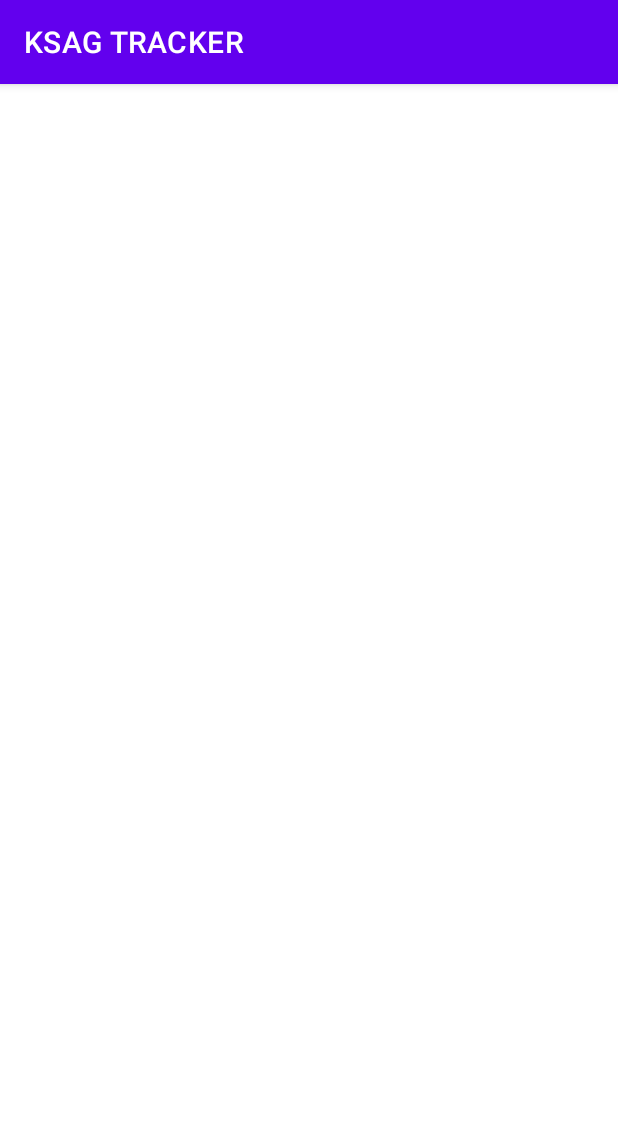
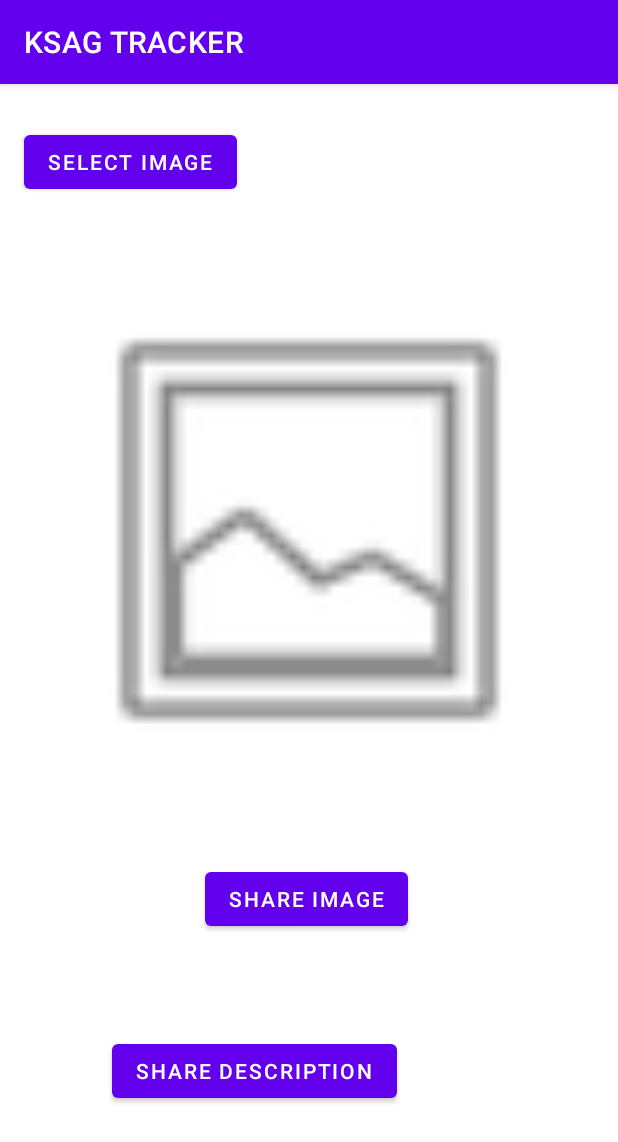
Before and after one commit to BENTENNYSON-5/OOPSProject, an Android app: the Share screen opened directly, with no data from a screen before it, on a phone screen of 412 x 824 dp. Shown: the top 1142 px of the screen. Run offline under Robolectric (Android 15) with nearby library versions, the phone set to English and light mode, and no system bars.

Commit message:
Share incoplete by super

```diff
--- a/app/src/main/java/com/example/ksagtracker/Registering.java
+++ b/app/src/main/java/com/example/ksagtracker/Registering.java
@@ -8,7 +8,9 @@ import android.os.Bundle;
 import android.view.View;
 import android.widget.Button;
 import android.widget.EditText;
-import android.widget.Toast;
+
+import androidx.annotation.NonNull;
+import androidx.appcompat.app.AppCompatActivity;
 
 import com.google.firebase.database.DataSnapshot;
 import com.google.firebase.database.DatabaseError;
--- a/app/src/main/java/com/example/ksagtracker/Share.java
+++ b/app/src/main/java/com/example/ksagtracker/Share.java
@@ -1,32 +1,32 @@
 package com.example.ksagtracker;
+
 import android.content.Intent;
-        import android.content.pm.PackageManager;
 import android.net.Uri;
 import android.os.Bundle;
 import android.os.Environment;
-        import android.os.StrictMode;
 import android.view.View;
+import android.widget.Button;
 import android.widget.Toast;
-
-        import androidx.appcompat.app.AppCompatActivity;
-        import androidx.core.app.ActivityCompat;
 
 import java.io.File;
 
-        import static android.Manifest.permission.READ_EXTERNAL_STORAGE;
-        import static android.Manifest.permission.WRITE_EXTERNAL_STORAGE;
-
 public class Share extends Listing {
     private String stringFile = Environment.getExternalStorageDirectory().getPath() + File.separator + "Test.pdf";
-    public String shdes=" ";
+    public String shdes;
+    public String fades;
+    Button share_image;
+    Button share_description;
+    private View view;
+
+
     @Override
     protected void onCreate(Bundle savedInstanceState) {
+        share_image = findViewById(R.id.share_image);
+        share_description = findViewById(R.id.share_description);
         super.onCreate(savedInstanceState);
         setContentView(R.layout.activity_share);
-        ActivityCompat.requestPermissions(this, new String[]{READ_EXTERNAL_STORAGE, WRITE_EXTERNAL_STORAGE}, PackageManager.PERMISSION_GRANTED);
-
-        StrictMode.VmPolicy.Builder builder = new StrictMode.VmPolicy.Builder();
-        StrictMode.setVmPolicy(builder.build());
+        shdes = getIntent().getStringExtra("somestring");
+        fades = getIntent().getStringExtra("registered user");
     }
 
 
@@ -37,16 +37,17 @@ public class Share extends Listing {
             return;
         }
         Intent intentShare = new Intent(Intent.ACTION_SEND);
-        intentShare.setType("application/pdf");
+        intentShare.setType("image/*");
         intentShare.putExtra(Intent.EXTRA_STREAM, Uri.parse("file://"+file));
         startActivity(Intent.createChooser(intentShare, "Share the file ..."));
     }
 
     public void buttonShareText(View view){
+        this.view = view;
         Intent intentShare = new Intent(Intent.ACTION_SEND);
         intentShare.setType("text/plain");
-        intentShare.putExtra(Intent.EXTRA_SUBJECT,"My Subject Here ... ");
-        intentShare.putExtra(Intent.EXTRA_TEXT,shdes);
+        intentShare.putExtra(Intent.EXTRA_SUBJECT,fades + "'s Description");
+        intentShare.putExtra(Intent.EXTRA_TEXT,fades + "\r\n" + shdes );
 
         startActivity(Intent.createChooser(intentShare, "Shared the text ..."));
     }
--- a/app/src/main/res/layout/activity_add_category.xml
+++ b/app/src/main/res/layout/activity_add_category.xml
@@ -125,7 +125,7 @@
         android:id="@+id/gotodo"
         android:layout_width="172dp"
         android:layout_height="47dp"
-        android:text="See to do list"
+        android:text="Share"
         app:backgroundTint="#00BCD4"
         app:layout_constraintBottom_toBottomOf="parent"
         app:layout_constraintEnd_toEndOf="parent"
--- a/app/src/main/res/layout/activity_grocery_work.xml
+++ b/app/src/main/res/layout/activity_grocery_work.xml
@@ -126,7 +126,7 @@
         android:id="@+id/gotodo_grocery"
         android:layout_width="172dp"
         android:layout_height="47dp"
-        android:text="See to do list"
+        android:text="Share"
         app:backgroundTint="#00BCD4"
         app:layout_constraintBottom_toBottomOf="parent"
         app:layout_constraintEnd_toEndOf="parent"
--- a/app/src/main/res/layout/activity_share.xml
+++ b/app/src/main/res/layout/activity_share.xml
@@ -6,4 +6,53 @@
     android:layout_height="match_parent"
     tools:context=".Share">
 
+    <Button
+        android:id="@+id/share_description"
+        android:layout_width="wrap_content"
+        android:layout_height="wrap_content"
+        android:onClick="buttonShareText"
+        android:text="Share Description"
+        app:layout_constraintBottom_toBottomOf="parent"
+        app:layout_constraintEnd_toEndOf="parent"
+        app:layout_constraintHorizontal_bias="0.336"
+        app:layout_constraintStart_toStartOf="parent"
+        app:layout_constraintTop_toTopOf="parent"
+        app:layout_constraintVertical_bias="0.881" />
+
+    <Button
+        android:id="@+id/select_image"
+        android:layout_width="wrap_content"
+        android:layout_height="wrap_content"
+        android:text="Select Image"
+        app:layout_constraintBottom_toBottomOf="parent"
+        app:layout_constraintEnd_toEndOf="parent"
+        app:layout_constraintHorizontal_bias="0.059"
+        app:layout_constraintStart_toStartOf="parent"
+        app:layout_constraintTop_toTopOf="parent"
+        app:layout_constraintVertical_bias="0.039" />
+
+    <ImageView
+        android:id="@+id/mimageView1"
+        android:layout_width="335dp"
+        android:layout_height="335dp"
+        app:layout_constraintBottom_toBottomOf="parent"
+        app:layout_constraintEnd_toEndOf="parent"
+        app:layout_constraintHorizontal_bias="0.495"
+        app:layout_constraintStart_toStartOf="parent"
+        app:layout_constraintTop_toTopOf="parent"
+        app:layout_constraintVertical_bias="0.301"
+        app:srcCompat="@android:drawable/ic_menu_gallery" />
+
+    <Button
+        android:id="@+id/share_image"
+        android:layout_width="wrap_content"
+        android:layout_height="wrap_content"
+        android:onClick="buttonShareFile"
+        android:text="Share Image"
+        app:layout_constraintBottom_toBottomOf="parent"
+        app:layout_constraintEnd_toEndOf="parent"
+        app:layout_constraintHorizontal_bias="0.493"
+        app:layout_constraintStart_toStartOf="parent"
+        app:layout_constraintTop_toTopOf="parent"
+        app:layout_constraintVertical_bias="0.721" />
 </androidx.constraintlayout.widget.ConstraintLayout>
```
Also changed, not shown: app/src/main/java/com/example/ksagtracker/AddCategory.java (+26 -6 lines), app/src/main/java/com/example/ksagtracker/AddWork.java (+16 -7 lines), app/src/main/java/com/example/ksagtracker/GroceryWork.java (+21 -3 lines). Lines whose indentation alone changed are shown as unchanged.
